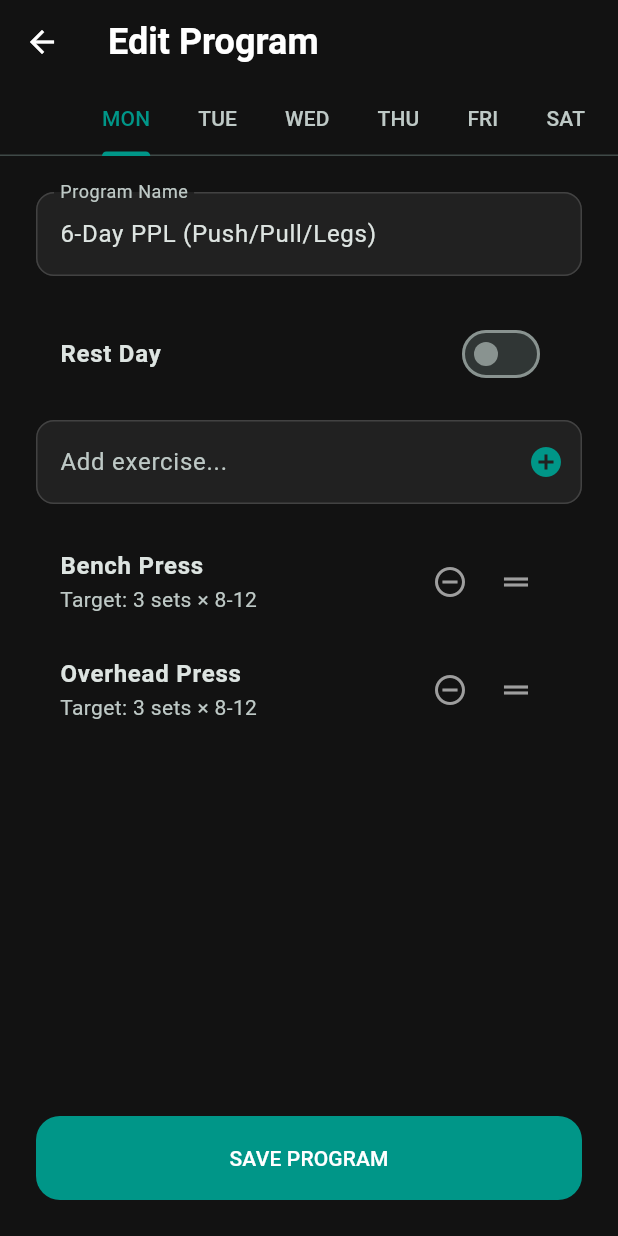
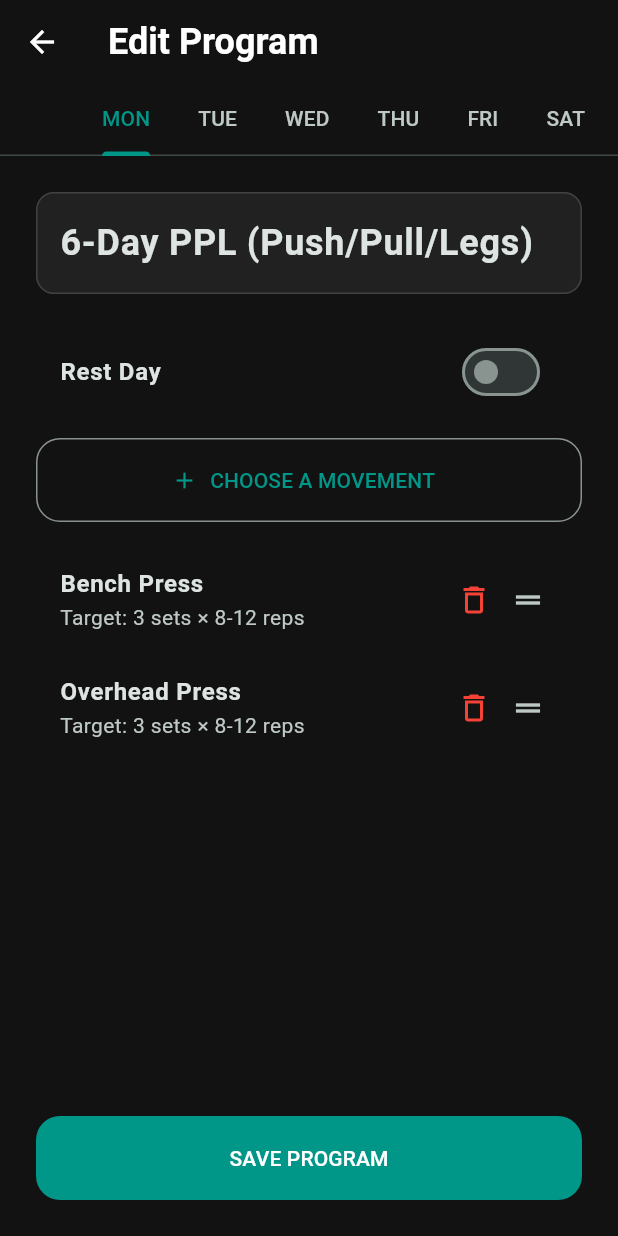
Before and after one commit to rohanakode490/Mettle, a Flutter app: the screen it shows after launch, item 2 of the bottom bar chosen, after a tap on the "edit" icon, on a phone screen of 412 x 824 dp. Run offline on Flutter 3.47's test engine with Material 3 defaults, Android fonts, the light colour scheme and no system bars; our stand-ins replace drift, fl_chart, flutter_dotenv, flutter_riverpod, riverpod_annotation, shared_preferences and 1 more; missing offline and left inert: flutter_haptic_feedback, workmanager; accounts and stored records are empty; generated files the repository leaves out were written again; statements that could not run were skipped.

Commit message:
feat(ui): implement minimalist ExerciseSelectionSheet
- Create unified ExerciseSelectionSheet with search and manual entry
- Prioritize manual movement creation over searching
- Streamline target setting with smart defaults
- Replace clunky Autocomplete and Dialogs in RoutineEditor and HomeScreen

```diff
--- a/lib/features/routine/presentation/routine_editor_screen.dart
+++ b/lib/features/routine/presentation/routine_editor_screen.dart
@@ -4,7 +4,8 @@ import 'package:uuid/uuid.dart';
 import '../domain/routine_repository.dart';
 import '../../workout/domain/workout_repository.dart';
 import '../../../core/database/database.dart';
-import '../../../core/widgets/mettle_input.dart';
+import 'active_routine_provider.dart';
+import '../../../core/widgets/exercise_selection_sheet.dart';
 
 class RoutineEditorScreen extends ConsumerStatefulWidget {
   final String? routineId;
@@ -23,30 +24,34 @@ class _RoutineEditorScreenState extends ConsumerState<RoutineEditorScreen> with
   final Map<int, bool> _isRestDay = {
     0: true, 1: true, 2: true, 3: true, 4: true, 5: true, 6: true,
   };
+  bool _isLoading = true;
   List<String> _autocompletePool = [];
-
-  final List<String> _days = ['MON', 'TUE', 'WED', 'THU', 'FRI', 'SAT', 'SUN'];
 
   @override
   void initState() {
     super.initState();
     _tabController = TabController(length: 7, vsync: this);
-    _loadData();
+    _loadRoutine();
+    _loadAutocomplete();
   }
 
-  Future<void> _loadData() async {
-    _autocompletePool = await ref.read(workoutRepositoryProvider).getExerciseAutocompletePool();
+  Future<void> _loadAutocomplete() async {
+    final pool = await ref.read(workoutRepositoryProvider).getExerciseAutocompletePool();
+    setState(() {
+      _autocompletePool = pool;
+    });
+  }
+
+  Future<void> _loadRoutine() async {
     if (widget.routineId != null) {
-      final routineWithPlans = await ref.read(routineRepositoryProvider).getRoutineWithPlans(widget.routineId!);
-      setState(() {
-        _nameController.text = routineWithPlans.routine.name;
-        for (final plan in routineWithPlans.plans) {
+      final routine = await ref.read(routineRepositoryProvider).getRoutineWithPlans(widget.routineId!);
+      _nameController.text = routine.routine.name;
+      for (final plan in routine.plans) {
         _weeklyExercises[plan.dayIndex] = List.from(plan.exercisePlans);
         _isRestDay[plan.dayIndex] = plan.isRest;
       }
-      });
     }
-    setState(() {});
+    setState(() => _isLoading = false);
   }
 
   @override
@@ -56,57 +61,7 @@ class _RoutineEditorScreenState extends ConsumerState<RoutineEditorScreen> with
     super.dispose();
   }
 
-  Future<void> _showTargetDialog(int dayIndex, String name) async {
-    final setsController = TextEditingController();
-    final repsController = TextEditingController();
-
-    await showDialog(
-      context: context,
-      builder: (context) => AlertDialog(
-        title: Text('Targets for $name'),
-        content: Column(
-          mainAxisSize: MainAxisSize.min,
-          children: [
-            Row(
-              mainAxisAlignment: MainAxisAlignment.center,
-              children: [
-                MettleInput(
-                  label: 'Sets',
-                  hint: '3-4',
-                  controller: setsController,
-                  keyboardType: TextInputType.text,
-                  width: 80,
-                ),
-                const SizedBox(width: 16),
-                MettleInput(
-                  label: 'Reps',
-                  hint: '8-12',
-                  controller: repsController,
-                  keyboardType: TextInputType.text,
-                  width: 120,
-                ),
-              ],
-            ),
-          ],
-        ),
-        actions: [
-          TextButton(onPressed: () => Navigator.pop(context), child: const Text('CANCEL')),
-          ElevatedButton(
-            onPressed: () {
-              final sets = setsController.text.isEmpty ? null : setsController.text;
-              final reps = repsController.text.isEmpty ? null : repsController.text;
-              _addExercise(dayIndex, name, sets, reps);
-              Navigator.pop(context);
-            },
-            child: const Text('ADD'),
-          ),
-        ],
-      ),
-    );
-  }
-
   void _addExercise(int dayIndex, String name, String? sets, String? reps) {
-    if (name.isEmpty) return;
     setState(() {
       _weeklyExercises[dayIndex]!.add(ExercisePlan(
         id: const Uuid().v4(),
@@ -123,15 +78,18 @@ class _RoutineEditorScreenState extends ConsumerState<RoutineEditorScreen> with
 
   @override
   Widget build(BuildContext context) {
+    if (_isLoading) return const Scaffold(body: Center(child: CircularProgressIndicator()));
+
     return Scaffold(
       appBar: AppBar(
-        title: Text(widget.routineId == null ? 'Build Program' : 'Edit Program'),
+        title: Text(widget.routineId == null ? 'New Program' : 'Edit Program'),
         bottom: TabBar(
           controller: _tabController,
           isScrollable: true,
-          tabs: _days.map((d) => Tab(text: d)).toList(),
-          labelColor: Colors.teal,
-          indicatorColor: Colors.teal,
+          tabs: const [
+            Tab(text: 'MON'), Tab(text: 'TUE'), Tab(text: 'WED'),
+            Tab(text: 'THU'), Tab(text: 'FRI'), Tab(text: 'SAT'), Tab(text: 'SUN'),
+          ],
         ),
       ),
       body: Column(
@@ -140,10 +98,10 @@ class _RoutineEditorScreenState extends ConsumerState<RoutineEditorScreen> with
             padding: const EdgeInsets.all(24.0),
             child: TextField(
               controller: _nameController,
+              style: const TextStyle(fontSize: 24, fontWeight: FontWeight.bold),
               decoration: const InputDecoration(
-                labelText: 'Program Name',
-                hintText: 'e.g. Hypertrophy PPL',
-                border: OutlineInputBorder(),
+                hintText: 'Program Name',
+                border: InputBorder.none,
               ),
             ),
           ),
@@ -153,7 +111,8 @@ class _RoutineEditorScreenState extends ConsumerState<RoutineEditorScreen> with
               children: List.generate(7, (index) => _buildDayEditor(index)),
             ),
           ),
-          Padding(
+          SafeArea(
+            child: Padding(
               padding: const EdgeInsets.all(24.0),
               child: SizedBox(
                 width: double.infinity,
@@ -164,10 +123,14 @@ class _RoutineEditorScreenState extends ConsumerState<RoutineEditorScreen> with
                       await ref.read(routineRepositoryProvider).saveRoutine(_nameController.text, _weeklyExercises);
                     } else {
                       await ref.read(routineRepositoryProvider).updateRoutine(widget.routineId!, _nameController.text, _weeklyExercises);
+                      ref.invalidate(routineWithPlansProvider(widget.routineId!));
                     }
-                  if (mounted) Navigator.of(context).pop();
+                    ref.invalidate(activeRoutineProvider);
+                    if (!context.mounted) return;
+                    Navigator.pop(context);
                   },
                   child: const Text('SAVE PROGRAM'),
+                ),
               ),
             ),
           ),
@@ -192,20 +155,38 @@ class _RoutineEditorScreenState extends ConsumerState<RoutineEditorScreen> with
               if (val) _weeklyExercises[dayIndex]!.clear();
             });
           },
-          activeColor: Colors.teal,
+          activeThumbColor: Colors.teal,
         ),
         if (!isRest) ...[
           const SizedBox(height: 16),
-          _buildExerciseInput(dayIndex),
+          SizedBox(
+            width: double.infinity,
+            height: 56,
+            child: OutlinedButton.icon(
+              onPressed: () {
+                ExerciseSelectionSheet.show(
+                  context: context,
+                  autocompletePool: _autocompletePool,
+                  onSelected: (name, sets, reps) {
+                    _addExercise(dayIndex, name, sets, reps);
+                  },
+                );
+              },
+              icon: const Icon(Icons.add),
+              label: const Text('CHOOSE A MOVEMENT'),
+              style: OutlinedButton.styleFrom(
+                shape: RoundedRectangleBorder(borderRadius: BorderRadius.circular(16)),
+              ),
+            ),
+          ),
           const SizedBox(height: 16),
           ReorderableListView.builder(
             shrinkWrap: true,
             physics: const NeverScrollableScrollPhysics(),
             buildDefaultDragHandles: false,
             itemCount: exercises.length,
-            onReorder: (oldIndex, newIndex) {
+            onReorderItem: (oldIndex, newIndex) {
               setState(() {
-                if (oldIndex < newIndex) newIndex -= 1;
                 final item = _weeklyExercises[dayIndex]!.removeAt(oldIndex);
                 _weeklyExercises[dayIndex]!.insert(newIndex, item);
               });
@@ -215,24 +196,22 @@ class _RoutineEditorScreenState extends ConsumerState<RoutineEditorScreen> with
               return ListTile(
                 key: ValueKey(plan.id),
                 title: Text(plan.name, style: const TextStyle(fontWeight: FontWeight.bold)),
-                subtitle: (plan.targetSets != null || plan.targetReps != null)
-                    ? Text('Target: ${plan.targetSets ?? "?"} sets × ${plan.targetReps ?? "?"}')
-                    : null,
+                subtitle: Text('Target: ${plan.targetSets ?? "3"} sets × ${plan.targetReps ?? "8-12"} reps'),
                 trailing: Row(
                   mainAxisSize: MainAxisSize.min,
                   children: [
                     IconButton(
-                      icon: const Icon(Icons.remove_circle_outline, color: Colors.grey),
+                      icon: const Icon(Icons.delete_outline, color: Colors.red),
                       onPressed: () {
-                        setState(() => _weeklyExercises[dayIndex]!.removeAt(index));
+                        setState(() {
+                          _weeklyExercises[dayIndex]!.removeAt(index);
+                          if (_weeklyExercises[dayIndex]!.isEmpty) _isRestDay[dayIndex] = true;
+                        });
                       },
                     ),
                     ReorderableDragStartListener(
                       index: index,
-                      child: const Padding(
-                        padding: EdgeInsets.all(8.0),
-                        child: Icon(Icons.drag_handle, color: Colors.grey),
-                      ),
+                      child: const Icon(Icons.drag_handle),
                     ),
                   ],
                 ),
@@ -243,43 +222,4 @@ class _RoutineEditorScreenState extends ConsumerState<RoutineEditorScreen> with
       ],
     );
   }
-
-  Widget _buildExerciseInput(int dayIndex) {
-    return Autocomplete<String>(
-      optionsBuilder: (TextEditingValue textEditingValue) {
-        if (textEditingValue.text.isEmpty) return const Iterable<String>.empty();
-        return _autocompletePool.where((String option) {
-          return option.toLowerCase().contains(textEditingValue.text.toLowerCase());
-        });
-      },
-      onSelected: (String selection) {
-        _showTargetDialog(dayIndex, selection);
-      },
-      fieldViewBuilder: (context, textController, focusNode, onFieldSubmitted) {
-        return TextField(
-          controller: textController,
-          focusNode: focusNode,
-          decoration: InputDecoration(
-            hintText: 'Add exercise...',
-            suffixIcon: IconButton(
-              icon: const Icon(Icons.add_circle, color: Colors.teal),
-              onPressed: () {
-                if (textController.text.isNotEmpty) {
-                  _showTargetDialog(dayIndex, textController.text);
-                  textController.clear();
 }
-              },
-            ),
-            border: const OutlineInputBorder(),
-          ),
-          onSubmitted: (val) {
-            if (val.isNotEmpty) {
-              _showTargetDialog(dayIndex, val);
-              textController.clear();
-            }
-          },
-        );
-      },
-    );
-  }
-}
--- a/lib/features/workout/domain/workout_repository.dart
+++ b/lib/features/workout/domain/workout_repository.dart
@@ -133,3 +133,7 @@ final todaySetsProvider = StreamProvider.family<List<SetLog>, String>((ref, arg)
 final historicalSetsProvider = StreamProvider<List<SetLog>>((ref) {
   return ref.watch(workoutRepositoryProvider).watchHistoricalSets();
 });
+
+final exerciseAutocompletePoolProvider = FutureProvider<List<String>>((ref) {
+  return ref.watch(workoutRepositoryProvider).getExerciseAutocompletePool();
+});
```
Also changed, not shown: lib/core/widgets/exercise_selection_sheet.dart (added, +210 -0 lines), lib/features/schedule/presentation/home_screen.dart (+110 -38 lines). Lines whose indentation alone changed are shown as unchanged.
